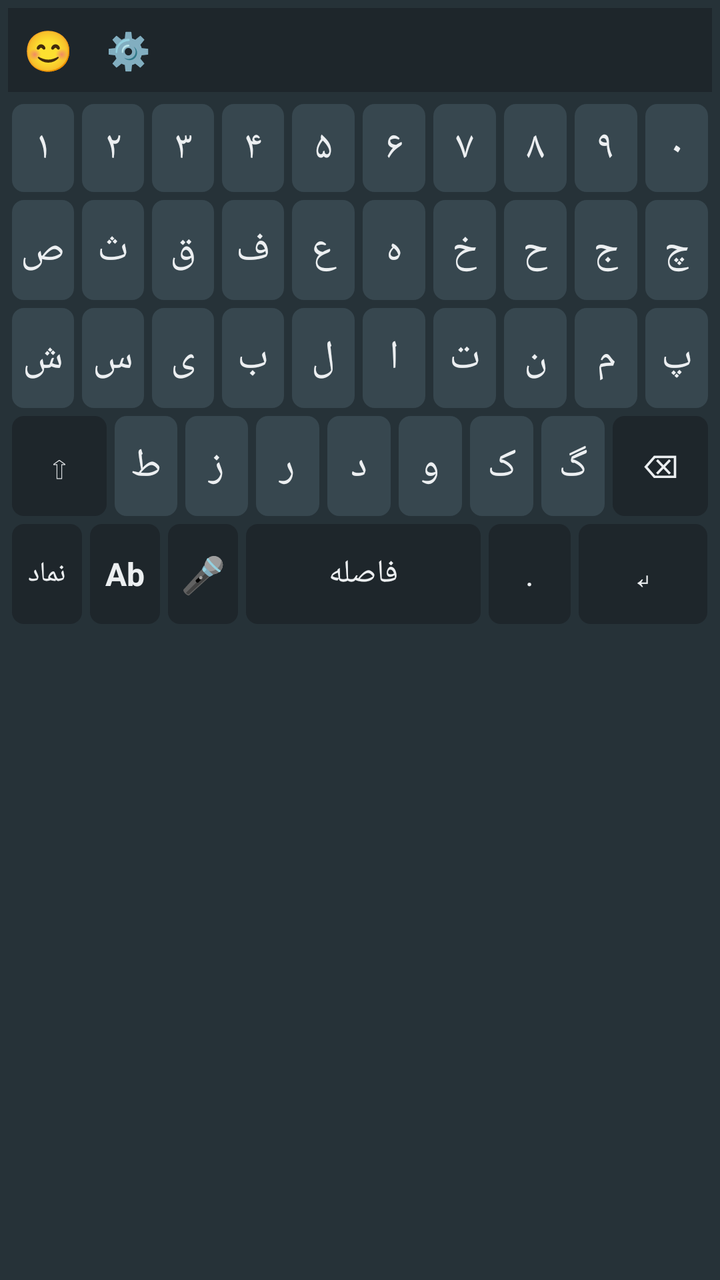
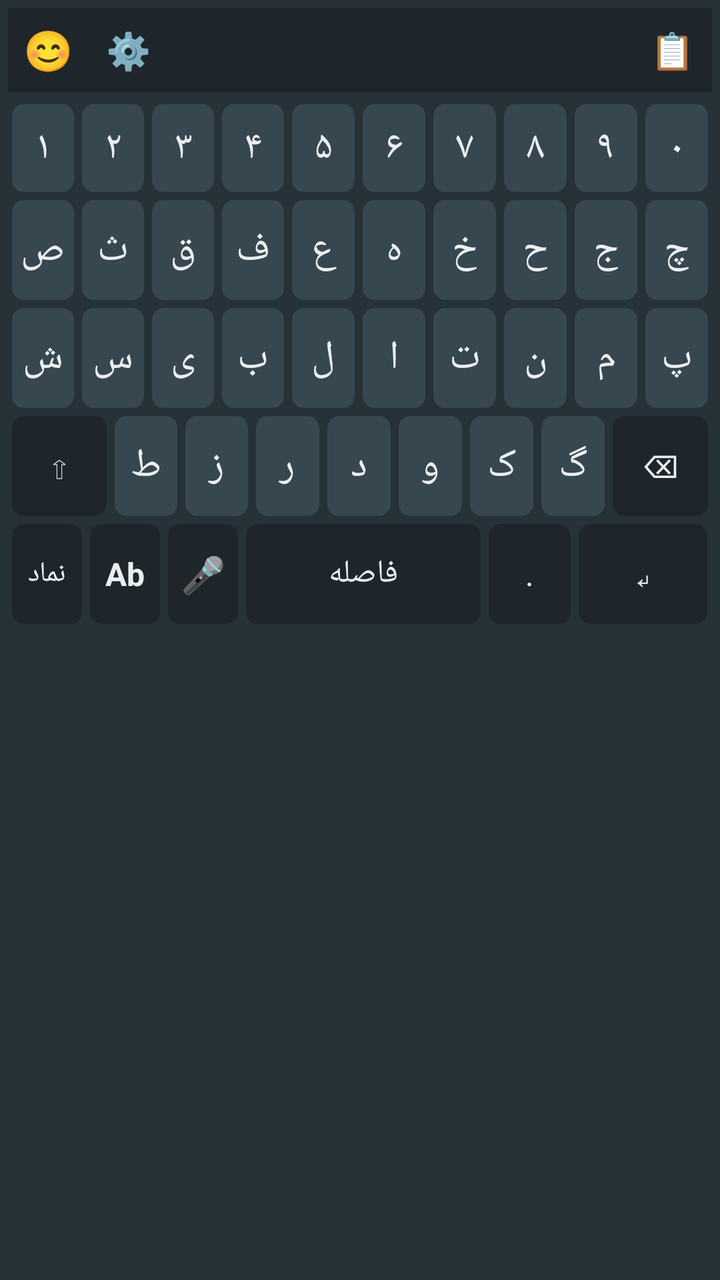

Before-and-after screenshots of an Android layout around one commit, followed by the original layout XML and the change that was made.
<!-- AndroidManifest.xml: application theme android:Theme.DeviceDefault.Light.NoActionBar -->
<!-- res/layout/keyboard_view.xml -->
<?xml version="1.0" encoding="utf-8"?>
<LinearLayout xmlns:android="http://schemas.android.com/apk/res/android"
    android:layout_width="match_parent"
    android:layout_height="wrap_content"
    android:orientation="vertical"
    android:background="@color/kb_bg"
    android:padding="4dp">

    
    <LinearLayout android:layout_width="match_parent" android:layout_height="42dp" android:background="@color/suggestion_bg" android:orientation="horizontal" android:layout_marginBottom="4dp">
        <TextView android:id="@+id/btn_emoji_bar" android:layout_width="40dp" android:layout_height="match_parent" android:text="😊" android:gravity="center" android:textSize="20sp"/>
        <TextView android:id="@+id/btn_settings_bar" android:layout_width="40dp" android:layout_height="match_parent" android:text="⚙️" android:gravity="center" android:textSize="18sp"/>
        
        <TextView android:id="@+id/suggestion_1" android:layout_width="0dp" android:layout_height="match_parent" android:layout_weight="1" android:text="" android:textColor="@color/key_text" android:gravity="center" android:textSize="16sp"/>
        <TextView android:id="@+id/suggestion_2" android:layout_width="0dp" android:layout_height="match_parent" android:layout_weight="1" android:text="" android:textColor="@color/key_text" android:gravity="center" android:textSize="16sp"/>
        <TextView android:id="@+id/suggestion_3" android:layout_width="0dp" android:layout_height="match_parent" android:layout_weight="1" android:text="" android:textColor="@color/key_text" android:gravity="center" android:textSize="16sp"/>
    </LinearLayout>

    
    <LinearLayout android:id="@+id/letters_container" android:layout_width="match_parent" android:layout_height="wrap_content" android:orientation="vertical">
        
        
        <LinearLayout android:layout_width="match_parent" android:layout_height="48dp" android:orientation="horizontal">
            <TextView android:id="@+id/btn_num_1" style="@style/KeyStyle" android:text="۱" />
            <TextView android:id="@+id/btn_num_2" style="@style/KeyStyle" android:text="۲" />
            <TextView android:id="@+id/btn_num_3" style="@style/KeyStyle" android:text="۳" />
            <TextView android:id="@+id/btn_num_4" style="@style/KeyStyle" android:text="۴" />
            <TextView android:id="@+id/btn_num_5" style="@style/KeyStyle" android:text="۵" />
            <TextView android:id="@+id/btn_num_6" style="@style/KeyStyle" android:text="۶" />
            <TextView android:id="@+id/btn_num_7" style="@style/KeyStyle" android:text="۷" />
            <TextView android:id="@+id/btn_num_8" style="@style/KeyStyle" android:text="۸" />
            <TextView android:id="@+id/btn_num_9" style="@style/KeyStyle" android:text="۹" />
            <TextView android:id="@+id/btn_num_0" style="@style/KeyStyle" android:text="۰" />
        </LinearLayout>

        
        <LinearLayout android:layout_width="match_parent" android:layout_height="54dp" android:orientation="horizontal">
            <TextView android:id="@+id/btn_sad" style="@style/KeyStyle" android:text="ص" />
            <TextView android:id="@+id/btn_se" style="@style/KeyStyle" android:text="ث" />
            <TextView android:id="@+id/btn_ghaf" style="@style/KeyStyle" android:text="ق" />
            <TextView android:id="@+id/btn_fe" style="@style/KeyStyle" android:text="ف" />
            <TextView android:id="@+id/btn_e" style="@style/KeyStyle" android:text="ع" />
            <TextView android:id="@+id/btn_he" style="@style/KeyStyle" android:text="ه" />
            <TextView android:id="@+id/btn_khe" style="@style/KeyStyle" android:text="خ" />
            <TextView android:id="@+id/btn_h" style="@style/KeyStyle" android:text="ح" />
            <TextView android:id="@+id/btn_jim" style="@style/KeyStyle" android:text="ج" />
            <TextView android:id="@+id/btn_che" style="@style/KeyStyle" android:text="چ" />
        </LinearLayout>

        
        <LinearLayout android:layout_width="match_parent" android:layout_height="54dp" android:orientation="horizontal">
            <TextView android:id="@+id/btn_shin" style="@style/KeyStyle" android:text="ش" />
            <TextView android:id="@+id/btn_sin" style="@style/KeyStyle" android:text="س" />
            <TextView android:id="@+id/btn_ye" style="@style/KeyStyle" android:text="ی" />
            <TextView android:id="@+id/btn_be" style="@style/KeyStyle" android:text="ب" />
            <TextView android:id="@+id/btn_lam" style="@style/KeyStyle" android:text="ل" />
            <TextView android:id="@+id/btn_alef" style="@style/KeyStyle" android:text="ا" />
            <TextView android:id="@+id/btn_te" style="@style/KeyStyle" android:text="ت" />
            <TextView android:id="@+id/btn_nun" style="@style/KeyStyle" android:text="ن" />
            <TextView android:id="@+id/btn_mim" style="@style/KeyStyle" android:text="م" />
            <TextView android:id="@+id/btn_pe" style="@style/KeyStyle" android:text="پ" />
        </LinearLayout>

        
        <LinearLayout android:layout_width="match_parent" android:layout_height="54dp" android:orientation="horizontal">
            <TextView android:id="@+id/btn_shift" style="@style/KeyStyleSpecial" android:layout_weight="1.5" android:text="⇧" />
            <TextView android:id="@+id/btn_ta" style="@style/KeyStyle" android:text="ط" />
            <TextView android:id="@+id/btn_ze" style="@style/KeyStyle" android:text="ز" />
            <TextView android:id="@+id/btn_re" style="@style/KeyStyle" android:text="ر" />
            <TextView android:id="@+id/btn_dal" style="@style/KeyStyle" android:text="د" />
            <TextView android:id="@+id/btn_vav" style="@style/KeyStyle" android:text="و" />
            <TextView android:id="@+id/btn_kaf" style="@style/KeyStyle" android:text="ک" />
            <TextView android:id="@+id/btn_gaf" style="@style/KeyStyle" android:text="گ" />
            <TextView android:id="@+id/btn_backspace" style="@style/KeyStyleSpecial" android:layout_weight="1.5" android:text="⌫" />
        </LinearLayout>

        
        <LinearLayout android:layout_width="match_parent" android:layout_height="54dp" android:orientation="horizontal">
            <TextView android:id="@+id/btn_symbols" style="@style/KeyStyleSpecial" android:layout_weight="1.2" android:text="نماد" android:textSize="14sp"/>
            <TextView android:id="@+id/btn_lang" style="@style/KeyStyleSpecial" android:layout_weight="1.2" android:text="Ab" android:textSize="16sp" android:textStyle="bold"/>
            <TextView android:id="@+id/btn_mic" style="@style/KeyStyleSpecial" android:layout_weight="1.2" android:text="🎤" android:textSize="18sp"/>
            
            
            <TextView android:id="@+id/btn_space" style="@style/KeyStyleSpecial" android:layout_weight="4" android:text="فاصله" />
            
            
            <TextView android:id="@+id/btn_dot" style="@style/KeyStyleSpecial" android:layout_weight="1.4" android:text="." />
            <TextView android:id="@+id/btn_enter" style="@style/KeyStyleSpecial" android:layout_weight="2.2" android:text="↵" />
        </LinearLayout>
    </LinearLayout>

    
    <LinearLayout android:id="@+id/symbols_container" android:layout_width="match_parent" android:layout_height="wrap_content" android:orientation="vertical" android:visibility="gone">
        <LinearLayout android:layout_width="match_parent" android:layout_height="54dp" android:orientation="horizontal">
            <TextView android:id="@+id/sym_1" style="@style/KeyStyle" /><TextView android:id="@+id/sym_2" style="@style/KeyStyle" /><TextView android:id="@+id/sym_3" style="@style/KeyStyle" /><TextView android:id="@+id/sym_4" style="@style/KeyStyle" /><TextView android:id="@+id/sym_5" style="@style/KeyStyle" /><TextView android:id="@+id/sym_6" style="@style/KeyStyle" /><TextView android:id="@+id/sym_7" style="@style/KeyStyle" /><TextView android:id="@+id/sym_8" style="@style/KeyStyle" /><TextView android:id="@+id/sym_9" style="@style/KeyStyle" /><TextView android:id="@+id/sym_10" style="@style/KeyStyle" />
        </LinearLayout>
        <LinearLayout android:layout_width="match_parent" android:layout_height="54dp" android:orientation="horizontal">
            <TextView android:id="@+id/sym_11" style="@style/KeyStyle" /><TextView android:id="@+id/sym_12" style="@style/KeyStyle" /><TextView android:id="@+id/sym_13" style="@style/KeyStyle" /><TextView android:id="@+id/sym_14" style="@style/KeyStyle" /><TextView android:id="@+id/sym_15" style="@style/KeyStyle" /><TextView android:id="@+id/sym_16" style="@style/KeyStyle" /><TextView android:id="@+id/sym_17" style="@style/KeyStyle" /><TextView android:id="@+id/sym_18" style="@style/KeyStyle" /><TextView android:id="@+id/sym_19" style="@style/KeyStyle" /><TextView android:id="@+id/sym_20" style="@style/KeyStyle" />
        </LinearLayout>
        <LinearLayout android:layout_width="match_parent" android:layout_height="54dp" android:orientation="horizontal">
            <TextView android:id="@+id/sym_21" style="@style/KeyStyle" /><TextView android:id="@+id/sym_22" style="@style/KeyStyle" /><TextView android:id="@+id/sym_23" style="@style/KeyStyle" /><TextView android:id="@+id/sym_24" style="@style/KeyStyle" /><TextView android:id="@+id/sym_25" style="@style/KeyStyle" /><TextView android:id="@+id/sym_26" style="@style/KeyStyle" /><TextView android:id="@+id/sym_27" style="@style/KeyStyle" /><TextView android:id="@+id/sym_28" style="@style/KeyStyle" /><TextView android:id="@+id/sym_29" style="@style/KeyStyle" /><TextView android:id="@+id/sym_30" style="@style/KeyStyle" />
        </LinearLayout>
        <LinearLayout android:layout_width="match_parent" android:layout_height="54dp" android:orientation="horizontal">
            <TextView android:id="@+id/sym_31" style="@style/KeyStyle" /><TextView android:id="@+id/sym_32" style="@style/KeyStyle" /><TextView android:id="@+id/sym_33" style="@style/KeyStyle" /><TextView android:id="@+id/sym_34" style="@style/KeyStyle" /><TextView android:id="@+id/sym_35" style="@style/KeyStyle" /><TextView android:id="@+id/sym_36" style="@style/KeyStyle" /><TextView android:id="@+id/sym_37" style="@style/KeyStyle" /><TextView android:id="@+id/sym_38" style="@style/KeyStyle" /><TextView android:id="@+id/sym_39" style="@style/KeyStyle" /><TextView android:id="@+id/sym_40" style="@style/KeyStyle" />
        </LinearLayout>
        <LinearLayout android:layout_width="match_parent" android:layout_height="54dp" android:orientation="horizontal">
            <TextView android:id="@+id/btn_page_change" style="@style/KeyStyleSpecial" android:layout_weight="1.5" android:text="1/6" />
            <TextView android:id="@+id/btn_lang_back" style="@style/KeyStyleSpecial" android:layout_weight="1.2" android:text="فا" />
            <TextView android:id="@+id/btn_space_sym" style="@style/KeyStyleSpecial" android:layout_weight="5" android:text="فاصله" />
            <TextView android:id="@+id/btn_backspace_sym" style="@style/KeyStyleSpecial" android:layout_weight="1.5" android:text="⌫" />
        </LinearLayout>
    </LinearLayout>

    
    <LinearLayout
        android:id="@+id/diacritics_container"
        android:layout_width="match_parent"
        android:layout_height="wrap_content"
        android:orientation="vertical"
        android:background="#121212"
        android:visibility="gone"
        android:padding="4dp">
        <LinearLayout android:layout_width="match_parent" android:layout_height="54dp" android:orientation="horizontal">
            <TextView android:id="@+id/diacritic_fatha" style="@style/DiacriticStyle" android:text="َ" />
            <TextView android:id="@+id/diacritic_kasra" style="@style/DiacriticStyle" android:text="ِ" />
            <TextView android:id="@+id/diacritic_damma" style="@style/DiacriticStyle" android:text="ُ" />
            <TextView android:id="@+id/diacritic_shadda" style="@style/DiacriticStyle" android:text="ّ" />
            <TextView android:id="@+id/diacritic_sukun" style="@style/DiacriticStyle" android:text="ْ" />
            <TextView android:id="@+id/diacritic_fathatan" style="@style/DiacriticStyle" android:text="ً" />
            <TextView android:id="@+id/diacritic_kasratan" style="@style/DiacriticStyle" android:text="ٍ" />
            <TextView android:id="@+id/diacritic_dammatan" style="@style/DiacriticStyle" android:text="ٌ" />
            <TextView android:id="@+id/diacritic_alef_kh" style="@style/DiacriticStyle" android:text="ٰ" />
            <TextView android:id="@+id/btn_close_diacritics" style="@style/KeyStyleSpecial" android:text="✖" android:textColor="#FFFFFF" />
        </LinearLayout>
    </LinearLayout>
</LinearLayout>
<!-- resources referenced by this layout -->
<resources>
  <color name="kb_bg">#263238</color>
  <color name="key_text">#ECEFF1</color>
  <color name="suggestion_bg">#1E262B</color>
  <style name="DiacriticStyle">
          <item name="android:layout_width">0dp</item>
          <item name="android:layout_height">match_parent</item>
          <item name="android:layout_weight">1</item>
          <item name="android:layout_margin">2dp</item>
          <item name="android:gravity">center</item>
          <item name="android:textColor">#FFFFFF</item>
          <item name="android:textSize">28sp</item> 
          <item name="android:background">@color/key_bg</item>
          <item name="android:clickable">true</item>
          <item name="android:focusable">true</item>
      </style>
  <style name="KeyStyle">
          <item name="android:layout_width">0dp</item>
          <item name="android:layout_height">match_parent</item>
          <item name="android:layout_weight">1</item>
          <item name="android:layout_margin">2dp</item>
          <item name="android:background">@drawable/key_bg_normal</item>
          <item name="android:textColor">@color/key_text</item>
          <item name="android:textSize">20sp</item> 
          <item name="android:gravity">center</item>
          <item name="android:clickable">true</item>
          <item name="android:focusable">true</item>
      </style>
  <style name="KeyStyleSpecial">
          <item name="android:layout_width">0dp</item>
          <item name="android:layout_height">match_parent</item>
          <item name="android:layout_margin">2dp</item>
          <item name="android:background">@drawable/key_bg_special</item>
          <item name="android:textColor">@color/key_text</item>
          <item name="android:textSize">16sp</item>
          <item name="android:gravity">center</item>
          <item name="android:clickable">true</item>
          <item name="android:focusable">true</item>
      </style>
  <color name="key_bg">#37474F</color>
  <!-- drawable key_bg_normal (drawable) -->
  <?xml version="1.0" encoding="utf-8"?>
  <ripple xmlns:android="http://schemas.android.com/apk/res/android" android:color="#55FFFFFF">
      <item>
          <shape android:shape="rectangle">
              <solid android:color="@color/key_bg" />
              <corners android:radius="6dp" />
          </shape>
      </item>
  </ripple>
  <!-- drawable key_bg_special (drawable) -->
  <?xml version="1.0" encoding="utf-8"?>
  <ripple xmlns:android="http://schemas.android.com/apk/res/android" android:color="#55FFFFFF">
      <item>
          <shape android:shape="rectangle">
              <solid android:color="@color/special_key" />
              <corners android:radius="6dp" />
          </shape>
      </item>
  </ripple>
  <color name="special_key">#1E262B</color>
</resources>

<!-- the commit's change to res/layout/keyboard_view.xml (unified diff, before → after) -->
@@ -8,12 +8,18 @@
 
     
     <LinearLayout android:layout_width="match_parent" android:layout_height="42dp" android:background="@color/suggestion_bg" android:orientation="horizontal" android:layout_marginBottom="4dp">
+        
+        
         <TextView android:id="@+id/btn_emoji_bar" android:layout_width="40dp" android:layout_height="match_parent" android:text="😊" android:gravity="center" android:textSize="20sp"/>
         <TextView android:id="@+id/btn_settings_bar" android:layout_width="40dp" android:layout_height="match_parent" android:text="⚙️" android:gravity="center" android:textSize="18sp"/>
+        
         
         <TextView android:id="@+id/suggestion_1" android:layout_width="0dp" android:layout_height="match_parent" android:layout_weight="1" android:text="" android:textColor="@color/key_text" android:gravity="center" android:textSize="16sp"/>
         <TextView android:id="@+id/suggestion_2" android:layout_width="0dp" android:layout_height="match_parent" android:layout_weight="1" android:text="" android:textColor="@color/key_text" android:gravity="center" android:textSize="16sp"/>
         <TextView android:id="@+id/suggestion_3" android:layout_width="0dp" android:layout_height="match_parent" android:layout_weight="1" android:text="" android:textColor="@color/key_text" android:gravity="center" android:textSize="16sp"/>
+        
+        
+        <TextView android:id="@+id/btn_clipboard_bar" android:layout_width="40dp" android:layout_height="match_parent" android:text="📋" android:gravity="center" android:textSize="18sp"/>
     </LinearLayout>
 
     
@@ -80,9 +86,7 @@
             <TextView android:id="@+id/btn_lang" style="@style/KeyStyleSpecial" android:layout_weight="1.2" android:text="Ab" android:textSize="16sp" android:textStyle="bold"/>
             <TextView android:id="@+id/btn_mic" style="@style/KeyStyleSpecial" android:layout_weight="1.2" android:text="🎤" android:textSize="18sp"/>
             
-            
             <TextView android:id="@+id/btn_space" style="@style/KeyStyleSpecial" android:layout_weight="4" android:text="فاصله" />
-            
             
             <TextView android:id="@+id/btn_dot" style="@style/KeyStyleSpecial" android:layout_weight="1.4" android:text="." />
             <TextView android:id="@+id/btn_enter" style="@style/KeyStyleSpecial" android:layout_weight="2.2" android:text="↵" />
